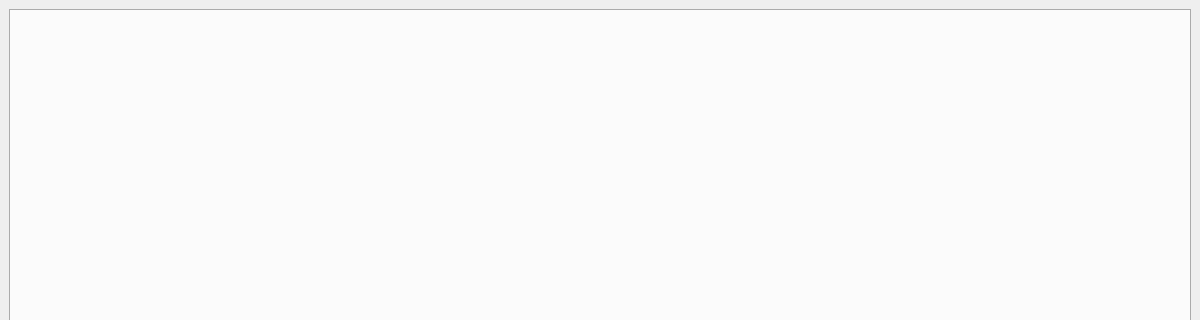
Qt form visu2.ui (TKAles/visu) before a commit; both pictures show x 0 to 1200 and y 0 to 320 of the 1200 by 950 pixel window.
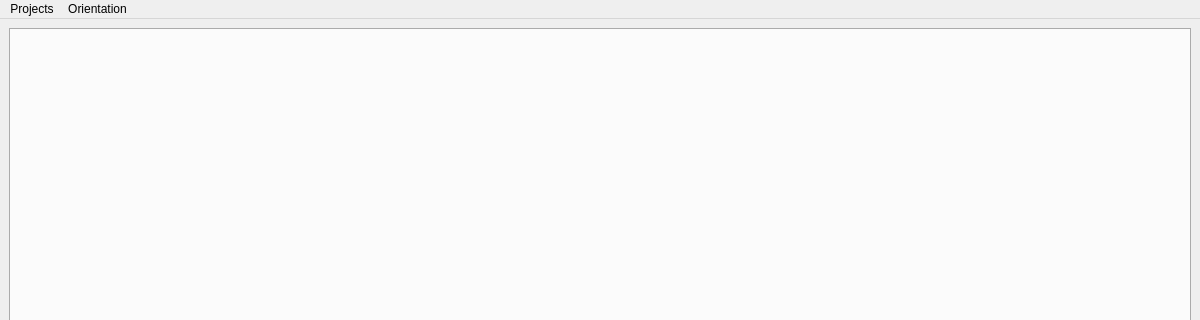
The same form after that commit.

Patch:
```diff
--- a/visu2.ui
+++ b/visu2.ui
@@ -44,9 +44,26 @@
      <x>0</x>
      <y>0</y>
      <width>1200</width>
-     <height>21</height>
+     <height>23</height>
     </rect>
    </property>
+   <widget class="QMenu" name="menuProjects">
+    <property name="title">
+     <string>Projects</string>
+    </property>
+    <addaction name="action_reset_dataset"/>
+    <addaction name="action_load_dataset"/>
+    <addaction name="action_save_dataset"/>
+   </widget>
+   <widget class="QMenu" name="menuOrientation">
+    <property name="title">
+     <string>Orientation</string>
+    </property>
+    <addaction name="action_select_modelfile"/>
+    <addaction name="action_fusemap"/>
+   </widget>
+   <addaction name="menuProjects"/>
+   <addaction name="menuOrientation"/>
   </widget>
   <widget class="QStatusBar" name="statusbar"/>
  </widget>
```
Left out of the diff: 25 changed lines with no effect on the pictures.
